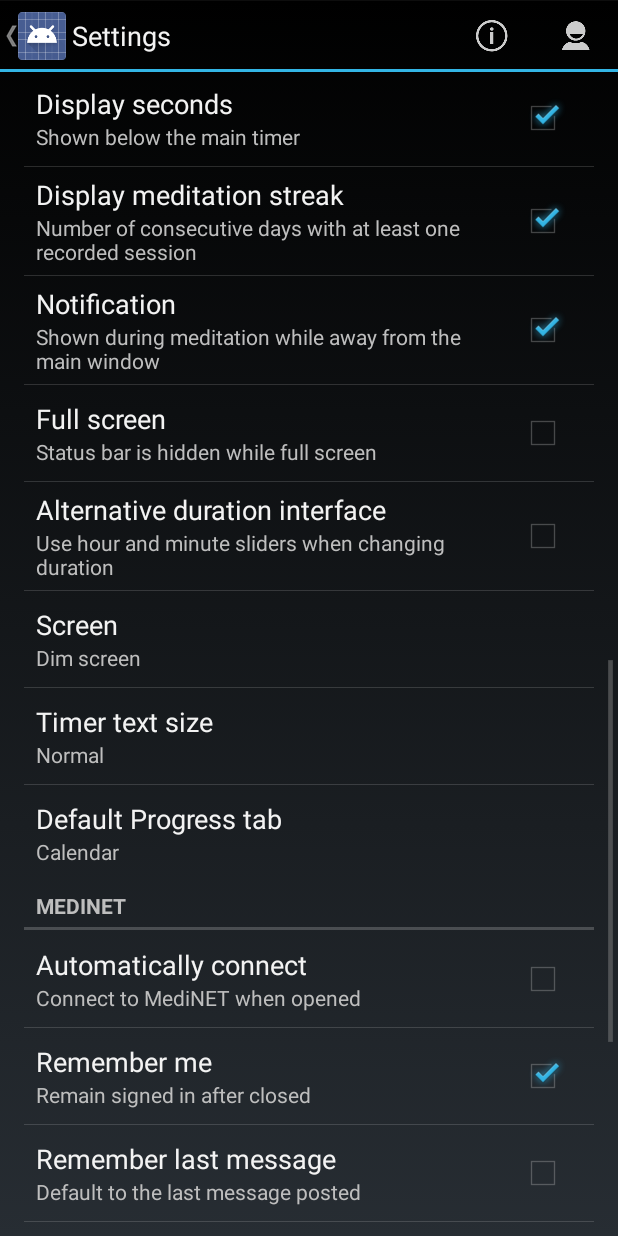
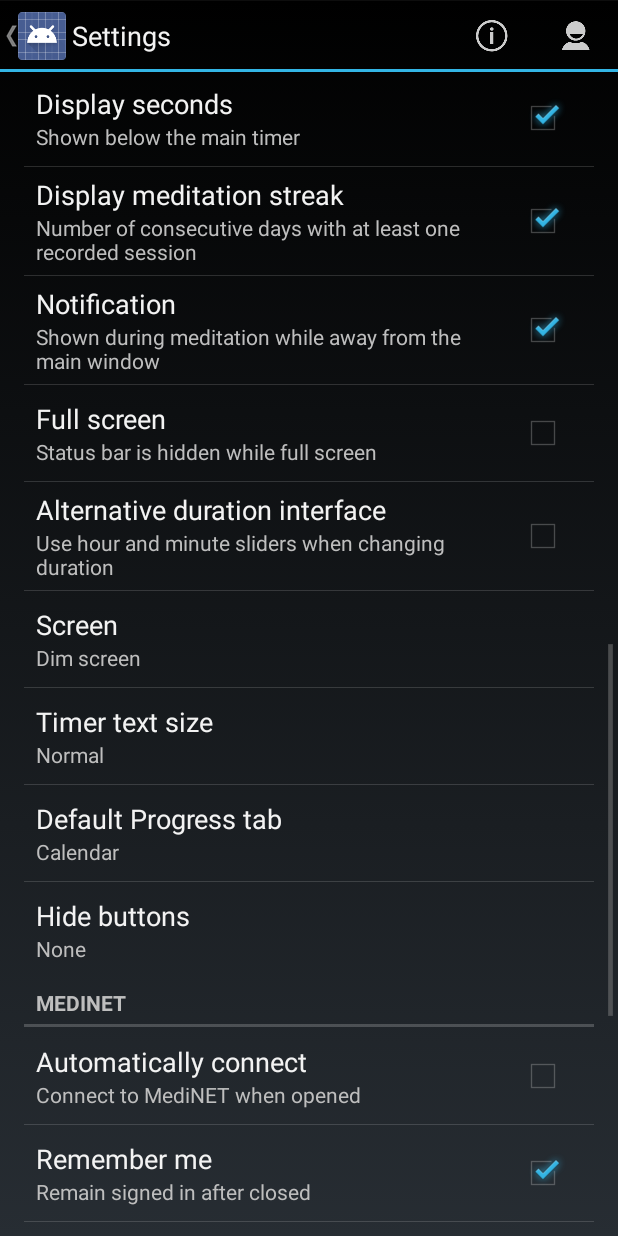
Before and after one commit to jbrains/meditationassistant, an Android app: the SettingsActivity screen opened directly, with no data from a screen before it, scrolled down 1085 dp, on a phone screen of 412 x 824 dp. Run offline under Robolectric (Android 15) with nearby library versions, the light colour scheme and no system bars; libraries missing offline, so code that uses them is left out: com.nononsenseapps.filepicker, org.acra, org.acra.annotation; 2 statements that could not run were skipped.

Commit message:
Allow hiding of MediNET/Progress/Community buttons

```diff
--- a/MeditationAssistant/src/main/java/sh/ftp/rocketninelabs/meditationassistant/SettingsActivity.java
+++ b/MeditationAssistant/src/main/java/sh/ftp/rocketninelabs/meditationassistant/SettingsActivity.java
@@ -13,6 +13,7 @@ import android.os.Environment;
 import android.preference.CheckBoxPreference;
 import android.preference.EditTextPreference;
 import android.preference.ListPreference;
+import android.preference.MultiSelectListPreference;
 import android.preference.Preference;
 import android.preference.PreferenceActivity;
 import android.preference.PreferenceCategory;
@@ -37,6 +38,7 @@ public class SettingsActivity extends PreferenceActivity {
     private static final boolean FORCE_TABLET_VIEW = false; // Useful when debugging
 
     public Boolean initialTimePickerChange = true;
+    public Boolean initialMainButtonsChange = true;
     public Boolean initialSoundChangeStart = true;
     public Boolean initialSoundChangeInterval = true;
     public Boolean initialSoundChangeFinish = true;
@@ -62,7 +64,7 @@ public class SettingsActivity extends PreferenceActivity {
                     sendBroadcast(intent);
                 } else if (preference.getKey().equals("pref_usetimepicker")) {
                     if (!initialTimePickerChange) {
-                        Toast.makeText(SettingsActivity.this, getString(R.string.restartAppApplyTimePicker), Toast.LENGTH_SHORT).show();
+                        Toast.makeText(SettingsActivity.this, getString(R.string.restartApp), Toast.LENGTH_SHORT).show();
                     }
                     initialTimePickerChange = false;
                 }
@@ -75,13 +77,20 @@ public class SettingsActivity extends PreferenceActivity {
                 stringValue = value.toString();
             }
 
-            if (preference.getKey().equals("pref_presetsettings")) {
+            if (preference instanceof MultiSelectListPreference) {
+                if (preference.getKey().equals("pref_mainbuttons")) {
+                    if (!initialMainButtonsChange) {
+                        Toast.makeText(SettingsActivity.this, getString(R.string.restartApp), Toast.LENGTH_SHORT).show();
+                    }
+                    initialMainButtonsChange = false;
+                }
+
                 HashSet<String> presetSettings = (HashSet<String>) value;
                 if (presetSettings.size() == 0) {
-                    preference.setSummary(getString(R.string.disabled));
+                    preference.setSummary(getString(preference.getKey().equals("pref_presetsettings") ? R.string.disabled : R.string.none));
                 } else {
-                    List<String> presetsettings = Arrays.asList(getResources().getStringArray(R.array.presetsettings));
-                    List<String> presetsettings_values = Arrays.asList(getResources().getStringArray(R.array.presetsettings_values));
+                    List<String> presetsettings = Arrays.asList(getResources().getStringArray(preference.getKey().equals("pref_presetsettings") ? R.array.presetsettings : R.array.mainbuttons));
+                    List<String> presetsettings_values = Arrays.asList(getResources().getStringArray(preference.getKey().equals("pref_presetsettings") ? R.array.presetsettings_values : R.array.mainbuttons_values));
 
                     String presetsummary = "";
 
@@ -112,7 +121,7 @@ public class SettingsActivity extends PreferenceActivity {
 
                 if (listPreference.getKey().equals("pref_theme")) {
                     if (!getMeditationAssistant().getPrefs().getString(listPreference.getKey(), "dark").equals(stringValue)) {
-                        Toast.makeText(SettingsActivity.this, getString(R.string.restartAppApplyTheme), Toast.LENGTH_SHORT).show();
+                        Toast.makeText(SettingsActivity.this, getString(R.string.restartApp), Toast.LENGTH_SHORT).show();
                     }
                 } else if (listPreference.getKey().equals("pref_meditation_sound_start")) {
                     if (stringValue.equals("custom")) {
@@ -409,9 +418,10 @@ public class SettingsActivity extends PreferenceActivity {
             }
 
             bindPreferenceSummaryToValue(preferenceFragment == null ? findPreference("pref_usetimepicker") : preferenceFragment.findPreference("pref_usetimepicker"));
+            bindPreferenceSummaryToValue(preferenceFragment == null ? findPreference("pref_screencontrol") : preferenceFragment.findPreference("pref_screencontrol"));
             bindPreferenceSummaryToValue(preferenceFragment == null ? findPreference("pref_text_size") : preferenceFragment.findPreference("pref_text_size"));
             bindPreferenceSummaryToValue(preferenceFragment == null ? findPreference("pref_progresstab") : preferenceFragment.findPreference("pref_progresstab"));
-            bindPreferenceSummaryToValue(preferenceFragment == null ? findPreference("pref_screencontrol") : preferenceFragment.findPreference("pref_screencontrol"));
+            bindPreferenceSummaryToValue(preferenceFragment == null ? findPreference("pref_mainbuttons") : preferenceFragment.findPreference("pref_mainbuttons"));
         }
         if (pref_type.equals("all") || pref_type.equals("medinet")) {
             if (preferenceFragment != null) {
@@ -567,6 +577,8 @@ public class SettingsActivity extends PreferenceActivity {
         } else if (preference.getKey().equals("pref_presetsettings")) {
             sBindPreferenceSummaryToValueListener.onPreferenceChange(preference, getMeditationAssistant().getPrefs().getStringSet("pref_presetsettings", new HashSet<String>(Arrays.asList(getResources().getStringArray(R.array.presetsettings_default))))
             );
+        } else if (preference.getKey().equals("pref_mainbuttons")) {
+            sBindPreferenceSummaryToValueListener.onPreferenceChange(preference, getMeditationAssistant().getPrefs().getStringSet("pref_mainbuttons", new HashSet<String>()));
         } else {
             sBindPreferenceSummaryToValueListener.onPreferenceChange(preference,
                     getMeditationAssistant().getPrefs()
--- a/MeditationAssistant/src/main/res/layout/activity_main.xml
+++ b/MeditationAssistant/src/main/res/layout/activity_main.xml
@@ -200,6 +200,7 @@
                                 android:background="?android:attr/listDivider"/>
 
                             <LinearLayout
+                                android:id="@+id/layMainControls"
                                 android:layout_width="wrap_content"
                                 android:layout_height="wrap_content"
                                 android:layout_alignParentBottom="false"
@@ -220,6 +221,7 @@
                                     android:textAppearance="?android:attr/textAppearanceSmall"/>
 
                                 <View
+                                    android:id="@+id/divMainControlsInner"
                                     android:layout_width="1dp"
                                     android:layout_height="fill_parent"
                                     android:layout_marginBottom="7dp"
--- a/MeditationAssistant/src/main/res/values/arrays.xml
+++ b/MeditationAssistant/src/main/res/values/arrays.xml
@@ -45,6 +45,16 @@
         <item>Indian bell</item>
         <item>Temple bell</item>
         <item>Three Tinsha</item>
+    </string-array>
+    <string-array name="mainbuttons_values">
+        <item>medinet</item>
+        <item>progress</item>
+        <item>community</item>
+    </string-array>
+    <string-array name="mainbuttons">
+        <item>@string/signInToMediNET</item>
+        <item>@string/progress</item>
+        <item>@string/community</item>
     </string-array>
     <string-array name="progresstabs_values">
         <item>sessions</item>
--- a/MeditationAssistant/src/main/res/values/strings.xml
+++ b/MeditationAssistant/src/main/res/values/strings.xml
@@ -136,6 +136,7 @@
 
     <string name="settings">Settings</string>
     <string name="disabled">Disabled</string>
+    <string name="none">None</string>
     <string name="noSpecialBehavior">No special behavior</string>
     <string name="noSound">No sound</string>
     <string name="customSound">Custom sound</string>
@@ -176,6 +177,7 @@
     <string name="pref_usetimepicker_summary">Use hour and minute sliders when changing duration</string>
     <string name="pref_askdismiss">Ask before discard</string>
     <string name="pref_askdismiss_summary">Confirm before discarding a session</string>
+    <string name="pref_mainbuttons">Hide buttons</string>
     <string name="pref_progresstab">Default Progress tab</string>
     <string name="importsessions">Import sessions</string>
     <string name="importsessions_summary">Retrieve uploaded sessions</string>
@@ -188,8 +190,7 @@
     <string name="normal">Normal</string>
     <string name="large">Large</string>
     <string name="extralarge">Extra-large</string>
-    <string name="restartAppApplyTheme">Restart application to apply new theme</string>
-    <string name="restartAppApplyTimePicker">Restart application to use alternative duration interface</string>
+    <string name="restartApp">Restart application to apply new settings</string>
     <string name="pref_notificationcontrol">Ringtone and notifications</string>
     <string name="pref_notificationcontrol_vibrate">Set to vibrate</string>
     <string name="pref_notificationcontrol_silent">Set to silent</string>
--- a/MeditationAssistant/src/main/res/xml/pref_meditation.xml
+++ b/MeditationAssistant/src/main/res/xml/pref_meditation.xml
@@ -54,4 +54,11 @@
         android:summary=""
         android:title="@string/pref_progresstab"/>
 
+    <MultiSelectListPreference
+        android:entries="@array/mainbuttons"
+        android:entryValues="@array/mainbuttons_values"
+        android:key="pref_mainbuttons"
+        android:summary=""
+        android:title="@string/pref_mainbuttons"/>
+
 </PreferenceScreen>
```
Also changed, not shown: MeditationAssistant/src/main/java/sh/ftp/rocketninelabs/meditationassistant/MainActivity.java (+42 -1 lines).
